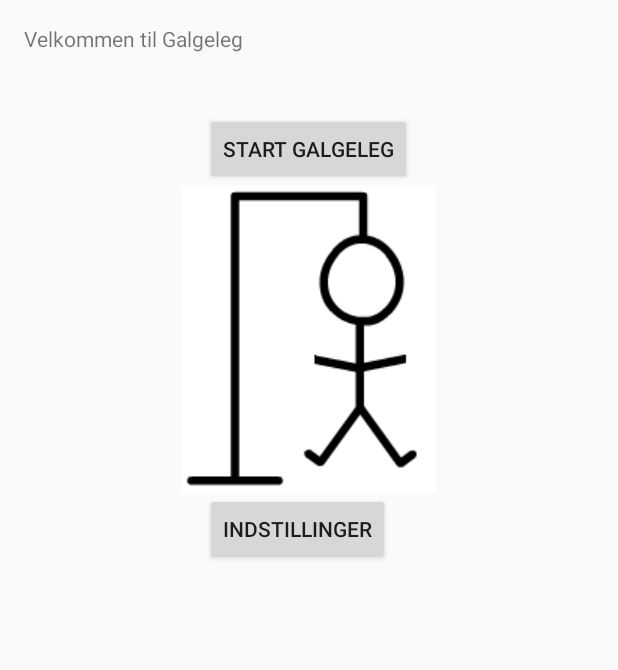
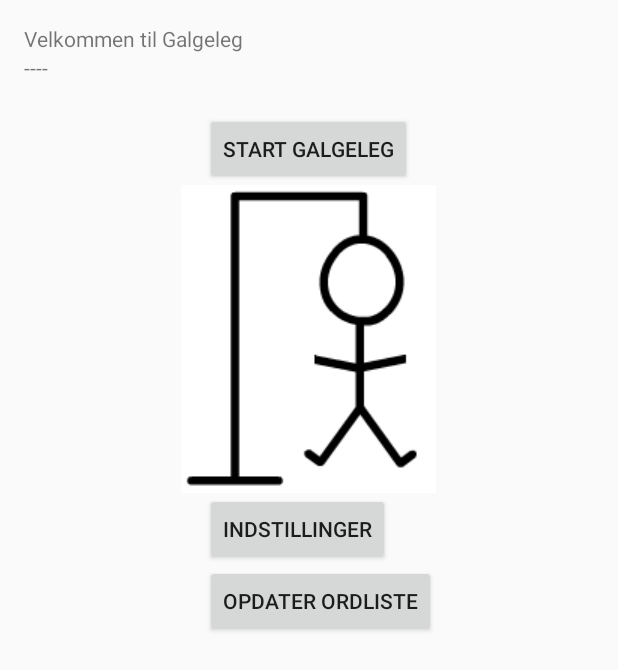
Before and after one commit to jma73/Galgeleg, an Android app: the layout activity_forside.xml on its own in the app's theme, with its tools: preview values and no code run, on a phone screen of 412 x 824 dp. Shown: the top 670 px of the screen. Run offline under Robolectric (Android 15) with nearby library versions, the phone set to English and light mode, and no system bars; network calls fail.

```diff
--- a/app/src/main/AndroidManifest.xml
+++ b/app/src/main/AndroidManifest.xml
@@ -1,6 +1,8 @@
 <?xml version="1.0" encoding="utf-8"?>
 <manifest xmlns:android="http://schemas.android.com/apk/res/android"
     package="dk.jpeace.jan.galgeleg" >
+
+    <uses-permission android:name="android.permission.INTERNET"/>
 
     <application
         android:allowBackup="true"
@@ -23,7 +25,6 @@
             android:label="@string/title_activity_forside" >
             <intent-filter>
                 <action android:name="android.intent.action.MAIN" />
-
                 <category android:name="android.intent.category.LAUNCHER" />
             </intent-filter>
         </activity>
--- a/app/src/main/java/dk/jpeace/jan/galgeleg/SpilSlutActivity.java
+++ b/app/src/main/java/dk/jpeace/jan/galgeleg/SpilSlutActivity.java
@@ -28,12 +28,8 @@ public class SpilSlutActivity extends AppCompatActivity {
         else
             imageView1.setImageResource(R.drawable.galge);
 
-
         textViewSpilSlut = (TextView) findViewById(R.id.textViewSpilSlut);
         textViewSpilSlut.setText(message);
-
-
-
     }
 
     @Override
@@ -54,7 +50,6 @@ public class SpilSlutActivity extends AppCompatActivity {
         if (id == R.id.action_settings) {
             return true;
         }
-
         return super.onOptionsItemSelected(item);
     }
 }
--- a/app/src/main/res/layout/activity_forside.xml
+++ b/app/src/main/res/layout/activity_forside.xml
@@ -36,4 +36,22 @@
         android:layout_below="@+id/buttonStartSpil"
         android:layout_centerHorizontal="true" />
 
+    <Button
+        android:layout_width="wrap_content"
+        android:layout_height="wrap_content"
+        android:text="Opdater ordliste"
+        android:id="@+id/buttonHentOrdWeb"
+        android:layout_below="@+id/buttonIndstillinger"
+        android:layout_alignLeft="@+id/buttonIndstillinger"
+        android:layout_alignStart="@+id/buttonIndstillinger" />
+
+    <TextView
+        android:layout_width="wrap_content"
+        android:layout_height="wrap_content"
+        android:text="----"
+        android:id="@+id/textViewDateTime"
+        android:layout_below="@+id/textView4"
+        android:layout_alignParentLeft="true"
+        android:layout_alignParentStart="true" />
+
 </RelativeLayout>
--- a/app/src/main/res/layout/activity_galgelej.xml
+++ b/app/src/main/res/layout/activity_galgelej.xml
@@ -91,6 +91,8 @@
     <EditText
         android:layout_width="wrap_content"
         android:layout_height="wrap_content"
+        android:maxLength="1"
+
         android:id="@+id/editTextBogstav"
         android:layout_alignBottom="@+id/textView3"
         android:layout_toLeftOf="@+id/textViewSynligtOrd"
--- a/app/src/main/res/values/strings.xml
+++ b/app/src/main/res/values/strings.xml
@@ -1,5 +1,5 @@
 <resources>
-    <string name="app_name">Galgeleg</string>
+    <string name="app_name">GalgelegJJJ</string>
 
     <string name="hello_world">Hello world!</string>
     <string name="action_settings">Settings</string>
```
Also changed, not shown: app/src/main/java/dk/jpeace/jan/galgeleg/ForsideActivity.java (+68 -0 lines), app/src/main/java/dk/jpeace/jan/galgeleg/GalgelejActivity.java (+16 -13 lines), app/src/main/java/dk/jpeace/jan/galgeleg/Galgelogik.java (+6 -2 lines).
